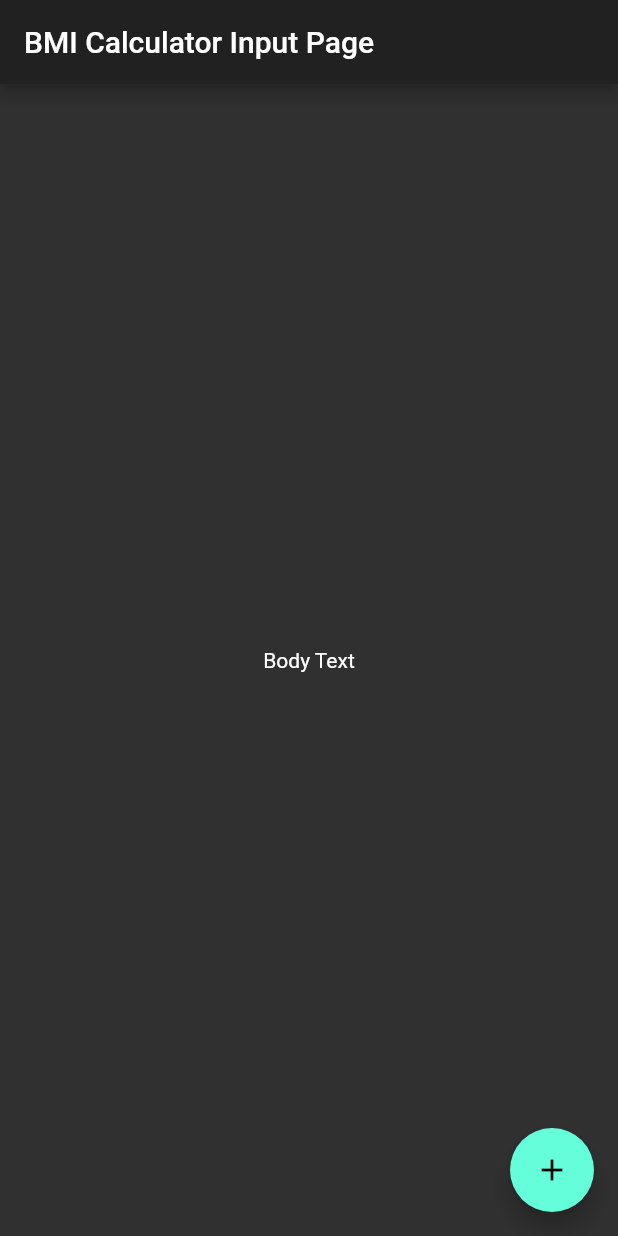
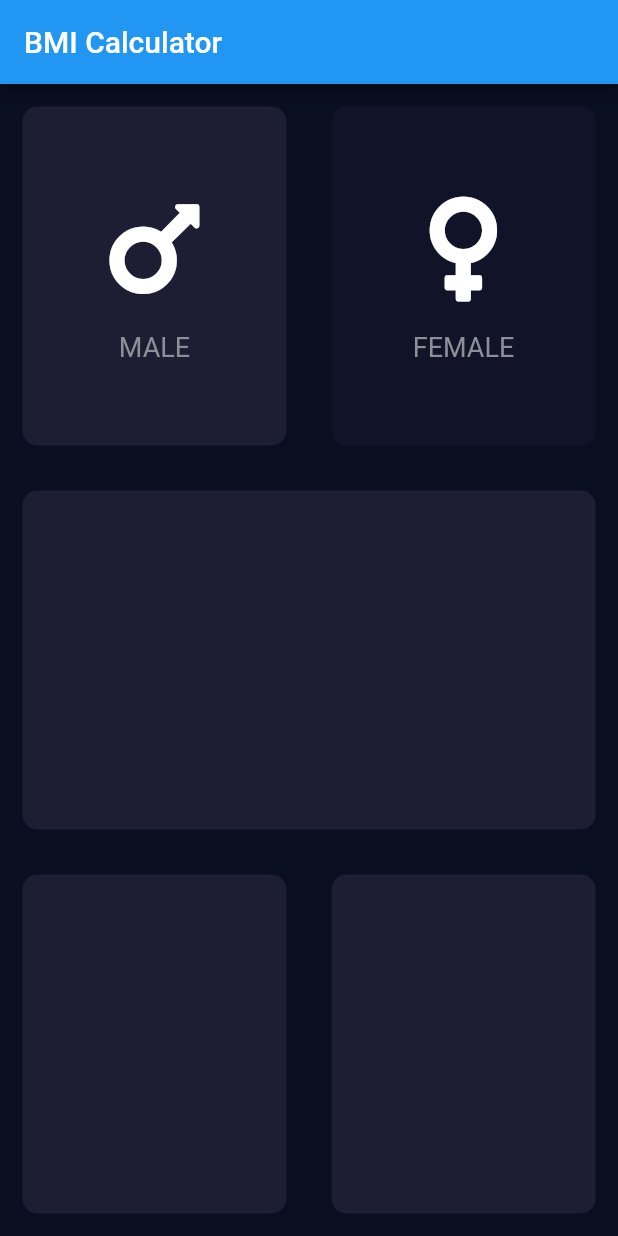
Before and after one commit to rafaelcolladojr/bmi-calculator, a Flutter app: the screen it shows after launch, on a phone screen of 412 x 824 dp. Run offline on Flutter 3.47's test engine with Material 2 defaults, Android fonts, the phone set to English and light mode, and no system bars; our stand-ins replace font_awesome_flutter.

Commit message:
Added gestures for gender cards.

```diff
--- /dev/null
+++ b/lib/icon_content.dart
@@ -0,0 +1,36 @@
+import 'package:flutter/material.dart';
+
+class IconContent extends StatelessWidget {
+  IconContent({
+    Key? key,
+    required this.icon,
+    required this.label,
+  }) : super(key: key);
+
+  final IconData icon;
+  final String label;
+
+  @override
+  Widget build(BuildContext context) {
+    return Column(
+      mainAxisAlignment: MainAxisAlignment.center,
+      children: [
+        Icon(
+          icon,
+          size: 80.0,
+          color: Colors.white,
+        ),
+        const SizedBox(
+          height: 15.0,
+        ),
+        Text(
+          label,
+          style: const TextStyle(
+            fontSize: 18.0,
+            color: Color(0xFF8D8E98),
+          ),
+        ),
+      ],
+    );
+  }
+}
--- /dev/null
+++ b/lib/input_page.dart
@@ -0,0 +1,94 @@
+import 'package:bmi_calculator/icon_content.dart';
+import 'package:bmi_calculator/reusable_card.dart';
+import 'package:flutter/material.dart';
+import 'package:font_awesome_flutter/font_awesome_flutter.dart';
+
+const bottomContainerHeight = 80.0;
+const bottomContainerColor = Color(0xFFEB1555);
+const activeCardColor = Color(0xFF1D1E33);
+const inactiveCardColor = Color(0xFF111328);
+
+class InputPage extends StatefulWidget {
+  const InputPage({Key? key}) : super(key: key);
+
+  @override
+  State<InputPage> createState() => _InputPageState();
+}
+
+class _InputPageState extends State<InputPage> {
+  bool isMale = true;
+
+  @override
+  Widget build(BuildContext context) {
+    return Scaffold(
+      appBar: AppBar(
+        //backgroundColor: Theme.of(context).primaryColor,
+        title: const Text('BMI Calculator'),
+      ),
+      body: Column(
+        crossAxisAlignment: CrossAxisAlignment.stretch,
+        children: [
+          Expanded(
+            child: Row(
+              children: [
+                Expanded(
+                  child: GestureDetector(
+                    onTap: () {
+                      setState(() {
+                        isMale = true;
+                      });
+                    },
+                    child: ReusableCard(
+                      color: isMale ? activeCardColor : inactiveCardColor,
+                      child: IconContent(
+                        icon: FontAwesomeIcons.mars,
+                        label: 'MALE',
+                      ),
+                    ),
+                  ),
+                ),
+                Expanded(
+                  child: GestureDetector(
+                    onTap: () {
+                      setState(() {
+                        isMale = false;
+                      });
+                    },
+                    child: ReusableCard(
+                      color: isMale ? inactiveCardColor : activeCardColor,
+                      child: IconContent(
+                        icon: FontAwesomeIcons.venus,
+                        label: 'FEMALE',
+                      ),
+                    ),
+                  ),
+                ),
+              ],
+            ),
+          ),
+          Expanded(
+            child: ReusableCard(
+              color: activeCardColor,
+            ),
+          ),
+          Expanded(
+            child: Row(
+              children: [
+                Expanded(
+                  child: ReusableCard(
+                    color: activeCardColor,
+                  ),
+                ),
+                Expanded(
+                  child: ReusableCard(
+                    color: activeCardColor,
+                  ),
+                ),
+              ],
+            ),
+          ),
+        ],
+      ),
+    );
+  }
+}
--- a/lib/main.dart
+++ b/lib/main.dart
@@ -1,4 +1,5 @@
 import 'package:flutter/material.dart';
+import 'input_page.dart';
 
 void main() {
   runApp(const BMICalculator());
@@ -10,36 +11,18 @@ class BMICalculator extends StatelessWidget {
   @override
   Widget build(BuildContext context) {
     return MaterialApp(
-      title: 'BMI Calculator',
-      theme: ThemeData.dark(),
-      home: const InputPage(title: 'BMI Calculator Input Page'),
+      theme: ThemeData(
+        colorScheme: ColorScheme.light(
+          primary: const Color(0xFF0A0E21),
+        ),
+        scaffoldBackgroundColor: const Color(0xFF0A0E21),
+        textTheme: TextTheme(
+          bodyText1: TextStyle(color: Colors.white),
+          bodyText2: TextStyle(color: Colors.white),
+        ),
+      ),
+      //theme: ThemeData.dark(),
+      home: const InputPage(),
     );
   }
 }
-
-class InputPage extends StatefulWidget {
-  const InputPage({Key? key, required this.title}) : super(key: key);
-
-  final String title;
-
-  @override
-  State<InputPage> createState() => _InputPageState();
-}
-
-class _InputPageState extends State<InputPage> {
-  @override
-  Widget build(BuildContext context) {
-    return Scaffold(
-      appBar: AppBar(
-        title: Text(widget.title),
-      ),
-      body: Center(
-        child: Text('Body Text'),
-      ),
-      floatingActionButton: FloatingActionButton(
-        onPressed: null,
-        child: const Icon(Icons.add),
-      ),
-    );
-  }
-}
--- /dev/null
+++ b/lib/reusable_card.dart
@@ -0,0 +1,20 @@
+import 'package:flutter/material.dart';
+
+class ReusableCard extends StatelessWidget {
+  final Color color;
+  final Widget? child;
+
+  ReusableCard({Key? key, required this.color, this.child}) : super(key: key);
+
+  @override
+  Widget build(BuildContext context) {
+    return Container(
+      child: child,
+      decoration: BoxDecoration(
+        borderRadius: BorderRadius.circular(10.0),
+        color: color,
+      ),
+      margin: const EdgeInsets.all(15.0),
+    );
+  }
+}
--- a/pubspec.yaml
+++ b/pubspec.yaml
@@ -34,6 +34,7 @@ dependencies:
   # The following adds the Cupertino Icons font to your application.
   # Use with the CupertinoIcons class for iOS style icons.
   cupertino_icons: ^1.0.2
+  font_awesome_flutter: ^9.1.0
 
 dev_dependencies:
   flutter_test:
```
Also changed, not shown: pubspec.lock.
